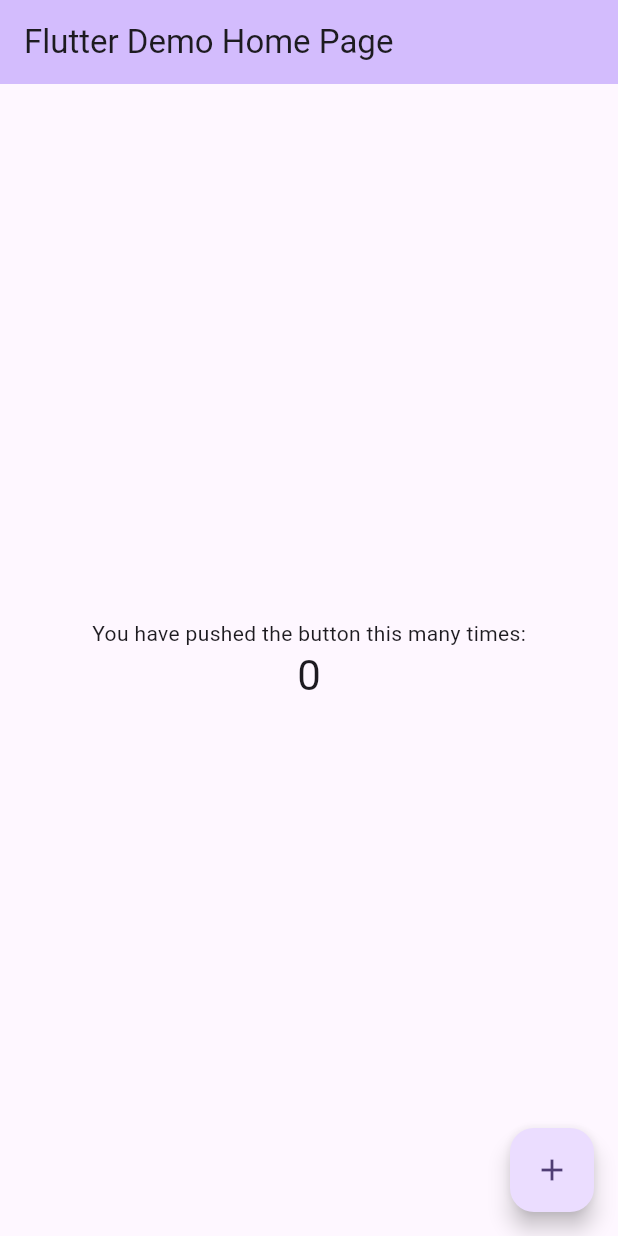
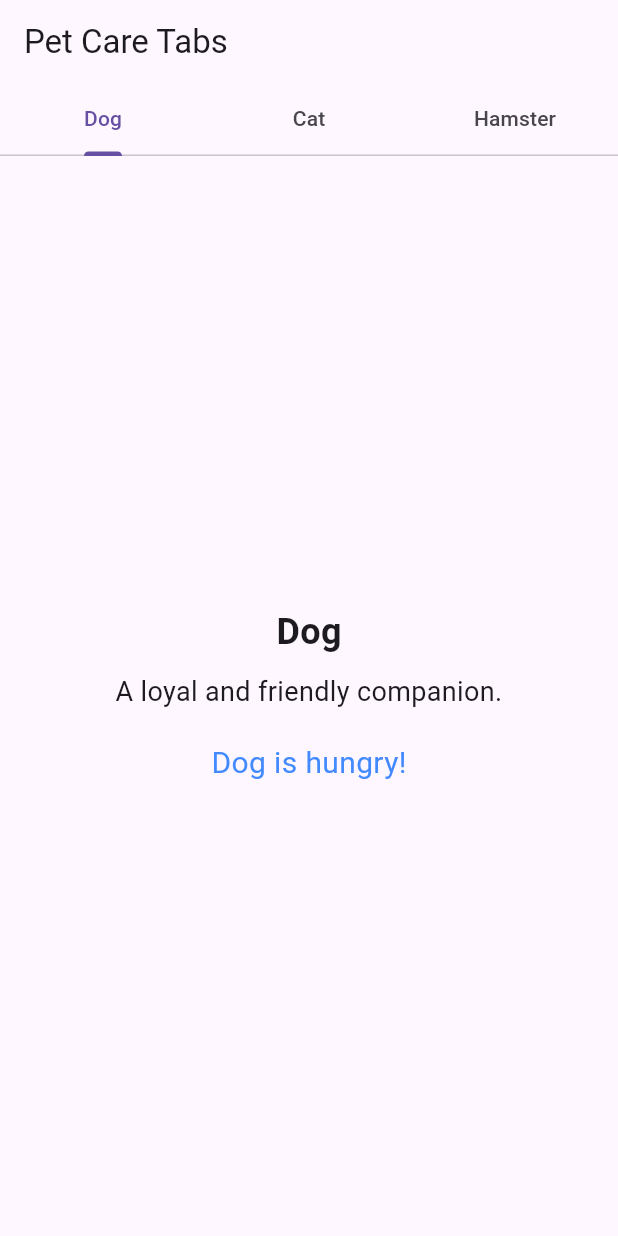
Before and after one commit to Sharmake-gif/digital_pet_app, a Flutter app: the screen it shows after launch, on a phone screen of 412 x 824 dp. Run offline on Flutter 3.47's test engine with Material 3 defaults, Android fonts, the phone set to English and light mode, and no system bars.

Commit message:
Update main.dart file

```diff
--- a/lib/main.dart
+++ b/lib/main.dart
@@ -1,125 +1,125 @@
 import 'package:flutter/material.dart';
+import 'dart:math';
 
 void main() {
-  runApp(const MyApp());
+  runApp(MyApp());
 }
 
 class MyApp extends StatelessWidget {
-  const MyApp({super.key});
-
-  // This widget is the root of your application.
   @override
   Widget build(BuildContext context) {
     return MaterialApp(
-      title: 'Flutter Demo',
-      theme: ThemeData(
-        // This is the theme of your application.
-        //
-        // TRY THIS: Try running your application with "flutter run". You'll see
-        // the application has a purple toolbar. Then, without quitting the app,
-        // try changing the seedColor in the colorScheme below to Colors.green
-        // and then invoke "hot reload" (save your changes or press the "hot
-        // reload" button in a Flutter-supported IDE, or press "r" if you used
-        // the command line to start the app).
-        //
-        // Notice that the counter didn't reset back to zero; the application
-        // state is not lost during the reload. To reset the state, use hot
-        // restart instead.
-        //
-        // This works for code too, not just values: Most code changes can be
-        // tested with just a hot reload.
-        colorScheme: ColorScheme.fromSeed(seedColor: Colors.deepPurple),
-        useMaterial3: true,
+      home: DefaultTabController(
+        length: 3,
+        child: _TabsNonScrollableDemo(),
       ),
-      home: const MyHomePage(title: 'Flutter Demo Home Page'),
     );
   }
 }
 
-class MyHomePage extends StatefulWidget {
-  const MyHomePage({super.key, required this.title});
+class _TabsNonScrollableDemo extends StatefulWidget {
+  @override
+  __TabsNonScrollableDemoState createState() => __TabsNonScrollableDemoState();
+}
 
-  // This widget is the home page of your application. It is stateful, meaning
-  // that it has a State object (defined below) that contains fields that affect
-  // how it looks.
+class __TabsNonScrollableDemoState extends State<_TabsNonScrollableDemo>
+    with SingleTickerProviderStateMixin, RestorationMixin {
+  late TabController _tabController;
+  final RestorableInt tabIndex = RestorableInt(0);
+  final List<String> petNeeds = [
+    "needs to go to the bathroom",
+    "is thirsty",
+    "is hungry",
+    "needs to go on a walk",
+    "needs a shower",
+    "needs to be pet",
+    "is sleepy",
+  ];
+  final Random random = Random();
 
-  // This class is the configuration for the state. It holds the values (in this
-  // case the title) provided by the parent (in this case the App widget) and
-  // used by the build method of the State. Fields in a Widget subclass are
-  // always marked "final".
-
-  final String title;
+  String getRandomNeed() {
+    return petNeeds[random.nextInt(petNeeds.length)];
+  }
 
   @override
-  State<MyHomePage> createState() => _MyHomePageState();
+  String get restorationId => 'tab_non_scrollable_demo';
+
+  @override
+  void restoreState(RestorationBucket? oldBucket, bool initialRestore) {
+    registerForRestoration(tabIndex, 'tab_index');
+    _tabController.index = tabIndex.value;
   }
 
-class _MyHomePageState extends State<MyHomePage> {
-  int _counter = 0;
-
-  void _incrementCounter() {
+  @override
+  void initState() {
+    super.initState();
+    _tabController = TabController(
+      initialIndex: 0,
+      length: 3,
+      vsync: this,
+    );
+    _tabController.addListener(() {
       setState(() {
-      // This call to setState tells the Flutter framework that something has
-      // changed in this State, which causes it to rerun the build method below
-      // so that the display can reflect the updated values. If we changed
-      // _counter without calling setState(), then the build method would not be
-      // called again, and so nothing would appear to happen.
-      _counter++;
+        tabIndex.value = _tabController.index;
+      });
     });
   }
 
   @override
+  void dispose() {
+    _tabController.dispose();
+    tabIndex.dispose();
+    super.dispose();
+  }
+
+  @override
   Widget build(BuildContext context) {
-    // This method is rerun every time setState is called, for instance as done
-    // by the _incrementCounter method above.
-    //
-    // The Flutter framework has been optimized to make rerunning build methods
-    // fast, so that you can just rebuild anything that needs updating rather
-    // than having to individually change instances of widgets.
+    final pets = [
+      {"name": "Dog", "description": "A loyal and friendly companion."},
+      {"name": "Cat", "description": "An independent and curious pet."},
+      {"name": "Hamster", "description": "A small, adorable, and active critter."},
+    ];
+
     return Scaffold(
       appBar: AppBar(
-        // TRY THIS: Try changing the color here to a specific color (to
-        // Colors.amber, perhaps?) and trigger a hot reload to see the AppBar
-        // change color while the other colors stay the same.
-        backgroundColor: Theme.of(context).colorScheme.inversePrimary,
-        // Here we take the value from the MyHomePage object that was created by
-        // the App.build method, and use it to set our appbar title.
-        title: Text(widget.title),
+        automaticallyImplyLeading: false,
+        title: Text('Pet Care Tabs'),
+        bottom: TabBar(
+          controller: _tabController,
+          isScrollable: false,
+          tabs: [
+            for (final pet in pets) Tab(text: pet['name']),
+          ],
         ),
-      body: Center(
-        // Center is a layout widget. It takes a single child and positions it
-        // in the middle of the parent.
+      ),
+      body: TabBarView(
+        controller: _tabController,
+        children: [
+          for (final pet in pets)
+            Center(
               child: Column(
-          // Column is also a layout widget. It takes a list of children and
-          // arranges them vertically. By default, it sizes itself to fit its
-          // children horizontally, and tries to be as tall as its parent.
-          //
-          // Column has various properties to control how it sizes itself and
-          // how it positions its children. Here we use mainAxisAlignment to
-          // center the children vertically; the main axis here is the vertical
-          // axis because Columns are vertical (the cross axis would be
-          // horizontal).
-          //
-          // TRY THIS: Invoke "debug painting" (choose the "Toggle Debug Paint"
-          // action in the IDE, or press "p" in the console), to see the
-          // wireframe for each widget.
                 mainAxisAlignment: MainAxisAlignment.center,
-          children: <Widget>[
-            const Text(
-              'You have pushed the button this many times:',
+                children: [
+                  Text(
+                    pet['name']!,
+                    style: TextStyle(fontSize: 24, fontWeight: FontWeight.bold),
                   ),
+                  SizedBox(height: 10),
                   Text(
-              '$_counter',
-              style: Theme.of(context).textTheme.headlineMedium,
+                    pet['description']!,
+                    style: TextStyle(fontSize: 18),
+                    textAlign: TextAlign.center,
+                  ),
+                  SizedBox(height: 20),
+                  Text(
+                    "${pet['name']} ${getRandomNeed()}!",
+                    style: TextStyle(fontSize: 20, color: Colors.blueAccent),
                   ),
                 ],
               ),
             ),
-      floatingActionButton: FloatingActionButton(
-        onPressed: _incrementCounter,
-        tooltip: 'Increment',
-        child: const Icon(Icons.add),
-      ), // This trailing comma makes auto-formatting nicer for build methods.
+        ],
+      ),
     );
   }
 }
```
Lines whose indentation alone changed are shown as unchanged.
